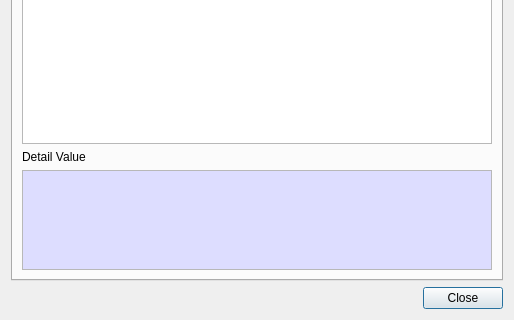
Above: CryptokiMan/cert_info_dlg.ui from jykim74/CryptokiMan before the change; both pictures show x 0 to 514 and y 184 to 504 of the 514 by 504 pixel window. Below: the same form after it.
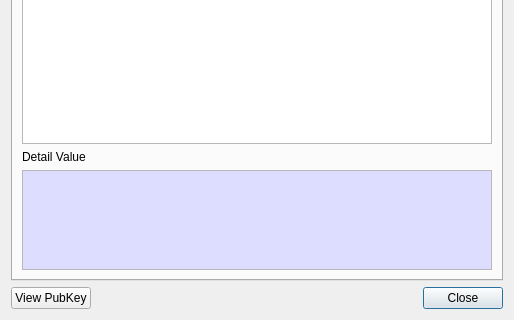
That is the form after the change.

Patch:
```diff
--- a/CryptokiMan/cert_info_dlg.ui
+++ b/CryptokiMan/cert_info_dlg.ui
@@ -217,7 +217,7 @@
      <property name="topMargin">
       <number>0</number>
      </property>
-     <item row="0" column="0">
+     <item row="0" column="1">
       <spacer name="horizontalSpacer">
        <property name="orientation">
         <enum>Qt::Horizontal</enum>
@@ -230,13 +230,20 @@
        </property>
       </spacer>
      </item>
-     <item row="0" column="1">
+     <item row="0" column="2">
       <widget class="QPushButton" name="mCloseBtn">
        <property name="text">
         <string>Close</string>
        </property>
       </widget>
      </item>
+     <item row="0" column="0">
+      <widget class="QPushButton" name="mViewPubKeyBtn">
+       <property name="text">
+        <string>View PubKey</string>
+       </property>
+      </widget>
+     </item>
     </layout>
    </item>
   </layout>
```
